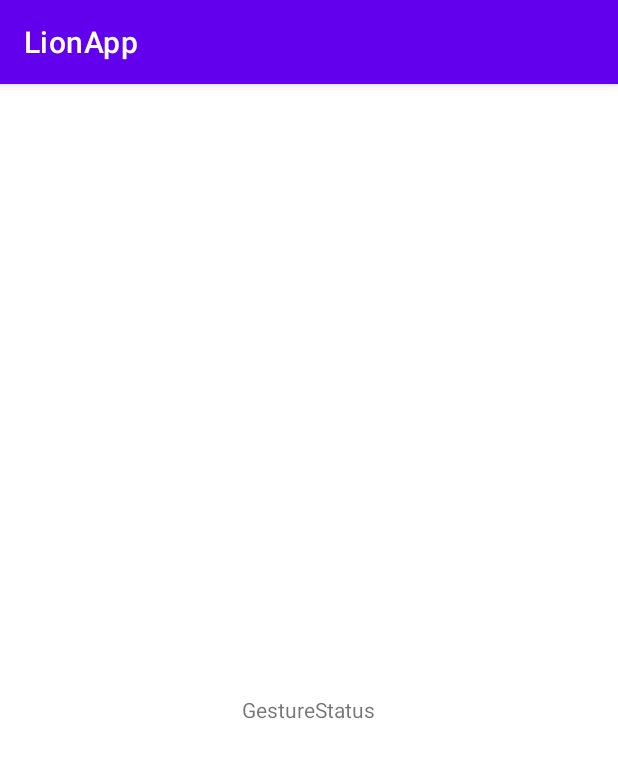
After one commit to rlaxogud0909/Android_ML, an Android app: the GestureActivity screen opened directly, with no data from a screen before it, on a phone screen of 412 x 824 dp. The commit adds this screen. Shown: the top 758 px of the screen. Run offline under Robolectric (Android 15) with nearby library versions, the phone set to English and light mode, and no system bars.

Commit message:
안드로이드 제스처 개요 - 리스너 클래스 구현하기 - GestureDetector.OnGestureListener - GestureDetector.OnDoubleTapListener

```diff
--- a/LionApp/app/src/main/AndroidManifest.xml
+++ b/LionApp/app/src/main/AndroidManifest.xml
@@ -9,6 +9,9 @@
         android:roundIcon="@mipmap/ic_launcher_round"
         android:supportsRtl="true"
         android:theme="@style/Theme.LionApp">
+        <activity
+            android:name=".GestureActivity"
+            android:exported="false" />
         <activity
             android:name=".StatechangeActivity"
             android:exported="false" />
--- a/LionApp/app/src/main/java/com/example/lionapp/HomeActivity.kt
+++ b/LionApp/app/src/main/java/com/example/lionapp/HomeActivity.kt
@@ -21,6 +21,7 @@ class HomeActivity : AppCompatActivity() {
         buttons["Count"] = CountActivity::class.java
 
         buttons["액티비티 생명주기"] = StatechangeActivity::class.java
+        buttons["제스처"] = GestureActivity::class.java
 
         val params = LinearLayout.LayoutParams(
             LinearLayout.LayoutParams.MATCH_PARENT,
--- /dev/null
+++ b/LionApp/app/src/main/res/layout/activity_gesture.xml
@@ -0,0 +1,20 @@
+<?xml version="1.0" encoding="utf-8"?>
+<androidx.constraintlayout.widget.ConstraintLayout xmlns:android="http://schemas.android.com/apk/res/android"
+    xmlns:app="http://schemas.android.com/apk/res-auto"
+    xmlns:tools="http://schemas.android.com/tools"
+    android:layout_width="match_parent"
+    android:layout_height="match_parent"
+    tools:context=".GestureActivity">
+
+    <TextView
+        android:id="@+id/tvGestureStatus"
+        android:layout_width="wrap_content"
+        android:layout_height="wrap_content"
+        android:text="GestureStatus"
+        app:layout_constraintBottom_toBottomOf="parent"
+        app:layout_constraintEnd_toEndOf="parent"
+        app:layout_constraintHorizontal_bias="0.498"
+        app:layout_constraintStart_toStartOf="parent"
+        app:layout_constraintTop_toTopOf="parent"
+        app:layout_constraintVertical_bias="0.544" />
+</androidx.constraintlayout.widget.ConstraintLayout>
```
Also changed, not shown: LionApp/app/src/main/java/com/example/lionapp/GestureActivity.kt (added, +75 -0 lines).
